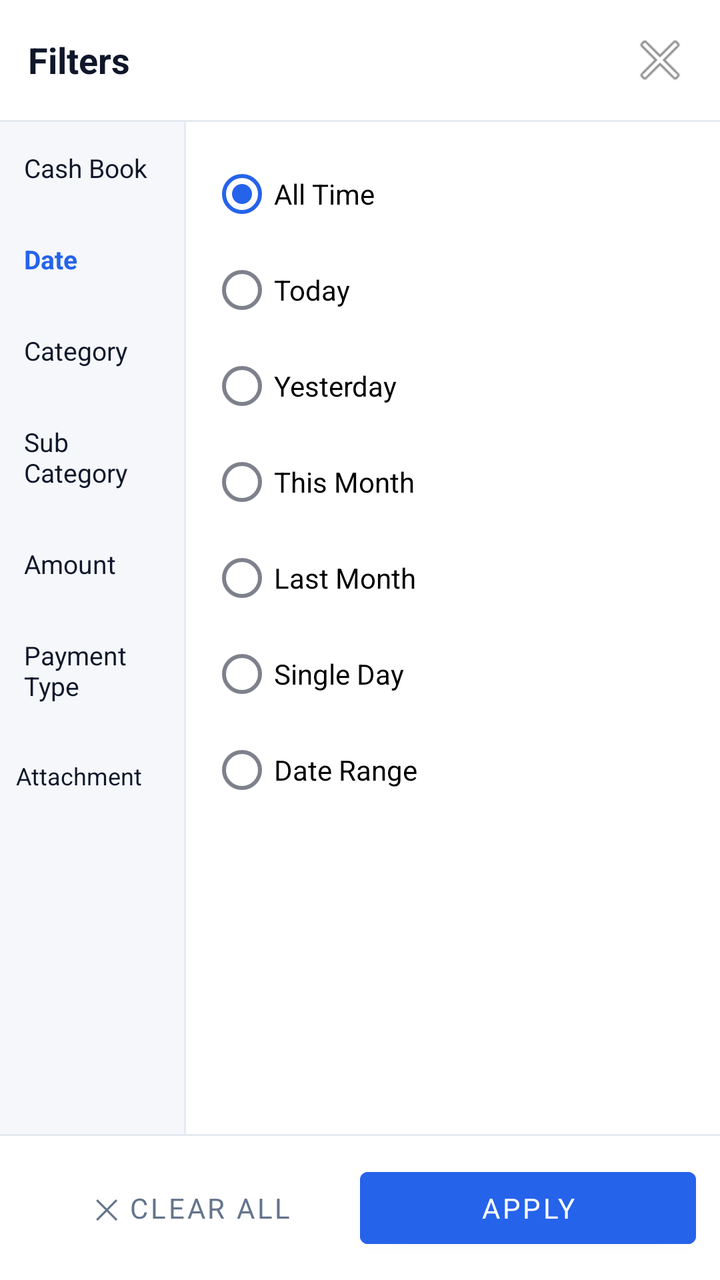
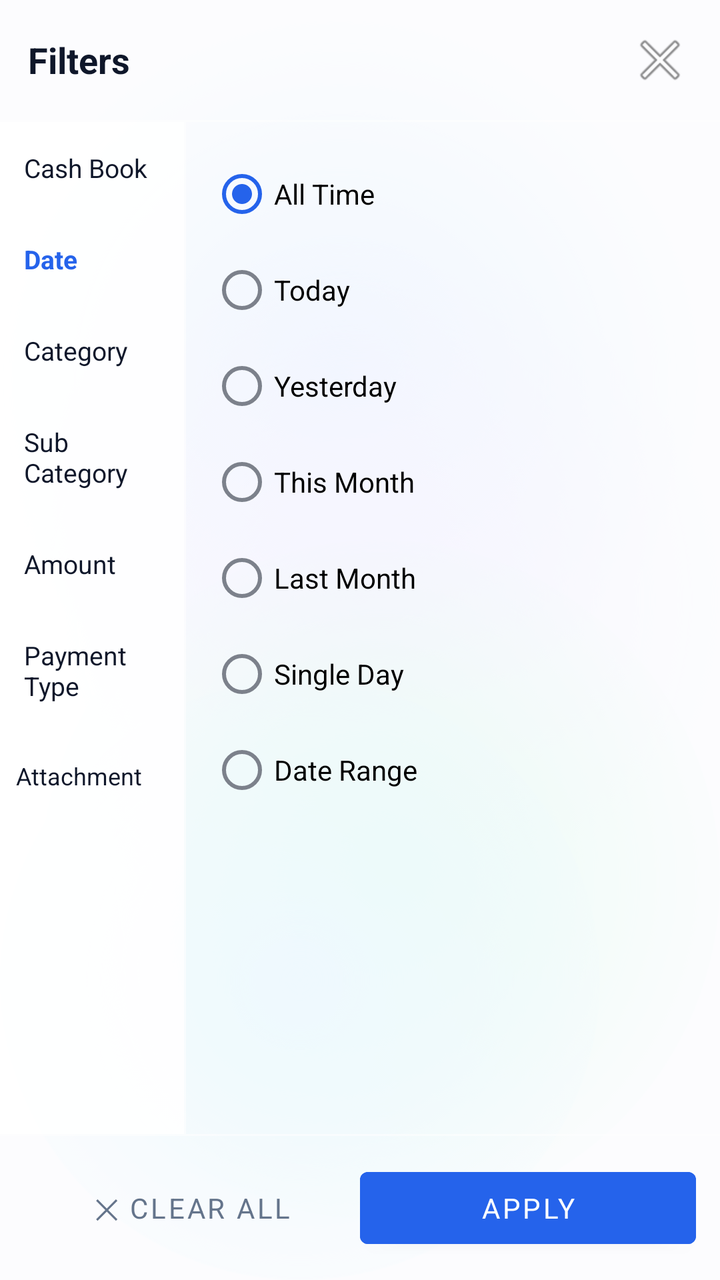

Screens rendered from an Android XML layout before and after an edit, with the pre-edit source and the edit as a unified diff.
<!-- AndroidManifest.xml: application theme Theme.ExpenseOS -->
<!-- res/layout/dialog_transaction_filter.xml -->
<?xml version="1.0" encoding="utf-8"?>
<LinearLayout xmlns:android="http://schemas.android.com/apk/res/android"
    android:layout_width="match_parent"
    android:layout_height="match_parent"
    android:background="@color/bg_card"
    android:orientation="vertical">

    
    <LinearLayout
        android:layout_width="match_parent"
        android:layout_height="wrap_content"
        android:gravity="center_vertical"
        android:padding="14dp">

        <TextView
            android:id="@+id/dialogTitle"
            android:layout_width="0dp"
            android:layout_height="wrap_content"
            android:layout_weight="1"
            android:text="Filters"
            android:textColor="@color/text"
            android:textSize="18sp"
            android:textStyle="bold" />

        <ImageButton
            android:id="@+id/btnFilterClose"
            android:layout_width="32dp"
            android:layout_height="32dp"
            android:background="?attr/selectableItemBackgroundBorderless"
            android:contentDescription="Close"
            android:src="@android:drawable/ic_menu_close_clear_cancel" />
    </LinearLayout>

    <View
        android:layout_width="match_parent"
        android:layout_height="1dp"
        android:background="@color/border" />

    
    <LinearLayout
        android:layout_width="match_parent"
        android:layout_height="0dp"
        android:layout_weight="1"
        android:orientation="horizontal">

        
        <LinearLayout
            android:id="@+id/tabListContainer"
            android:layout_width="92dp"
            android:layout_height="match_parent"
            android:background="@color/bg"
            android:orientation="vertical">

            <TextView
                android:id="@+id/tabCashBook"
                android:layout_width="match_parent"
                android:layout_height="wrap_content"
                android:paddingHorizontal="12dp"
                android:paddingVertical="14dp"
                android:text="Cash Book"
                android:textColor="@color/text"
                android:textSize="13sp" />

            <TextView
                android:id="@+id/tabDate"
                android:layout_width="match_parent"
                android:layout_height="wrap_content"
                android:paddingHorizontal="12dp"
                android:paddingVertical="14dp"
                android:text="Date"
                android:textColor="@color/primary"
                android:textSize="13sp"
                android:textStyle="bold" />

            <TextView
                android:id="@+id/tabCategory"
                android:layout_width="match_parent"
                android:layout_height="wrap_content"
                android:paddingHorizontal="12dp"
                android:paddingVertical="14dp"
                android:text="Category"
                android:textColor="@color/text"
                android:textSize="13sp" />

            <TextView
                android:id="@+id/tabSubCategory"
                android:layout_width="match_parent"
                android:layout_height="wrap_content"
                android:paddingHorizontal="12dp"
                android:paddingVertical="14dp"
                android:text="Sub Category"
                android:textColor="@color/text"
                android:textSize="13sp" />

            <TextView
                android:id="@+id/tabAmount"
                android:layout_width="match_parent"
                android:layout_height="wrap_content"
                android:paddingHorizontal="12dp"
                android:paddingVertical="14dp"
                android:text="Amount"
                android:textColor="@color/text"
                android:textSize="13sp" />

            <TextView
                android:id="@+id/tabPaymentType"
                android:layout_width="match_parent"
                android:layout_height="wrap_content"
                android:paddingHorizontal="12dp"
                android:paddingVertical="14dp"
                android:text="Payment Type"
                android:textColor="@color/text"
                android:textSize="13sp" />

            <TextView
                android:id="@+id/tabAttachment"
                android:layout_width="match_parent"
                android:layout_height="wrap_content"
                android:paddingHorizontal="8dp"
                android:paddingVertical="14dp"
                android:text="Attachment"
                android:textColor="@color/text"
                android:textSize="12sp"
                android:hyphenationFrequency="normal" />
        </LinearLayout>

        <View
            android:id="@+id/dividerTabs"
            android:layout_width="1dp"
            android:layout_height="match_parent"
            android:background="@color/border" />

        
        <FrameLayout
            android:layout_width="0dp"
            android:layout_height="match_parent"
            android:layout_weight="1">

            
            <ScrollView
                android:id="@+id/panelCashBook"
                android:layout_width="match_parent"
                android:layout_height="match_parent"
                android:visibility="gone">

                <LinearLayout
                    android:id="@+id/cashBookContainer"
                    android:layout_width="match_parent"
                    android:layout_height="wrap_content"
                    android:orientation="vertical"
                    android:padding="12dp" />
            </ScrollView>

            
            <ScrollView
                android:id="@+id/panelDate"
                android:layout_width="match_parent"
                android:layout_height="match_parent"
                android:visibility="visible">

                <LinearLayout
                    android:layout_width="match_parent"
                    android:layout_height="wrap_content"
                    android:orientation="vertical"
                    android:padding="12dp">

                    <RadioGroup
                        android:id="@+id/rgDatePreset"
                        android:layout_width="match_parent"
                        android:layout_height="wrap_content">

                        <RadioButton
                            android:id="@+id/rbAllTime"
                            android:layout_width="match_parent"
                            android:layout_height="wrap_content"
                            android:paddingVertical="8dp"
                            android:text="All Time"
                            android:checked="true" />

                        <RadioButton
                            android:id="@+id/rbToday"
                            android:layout_width="match_parent"
                            android:layout_height="wrap_content"
                            android:paddingVertical="8dp"
                            android:text="Today" />

                        <RadioButton
                            android:id="@+id/rbYesterday"
                            android:layout_width="match_parent"
                            android:layout_height="wrap_content"
                            android:paddingVertical="8dp"
                            android:text="Yesterday" />

                        <RadioButton
                            android:id="@+id/rbThisMonth"
                            android:layout_width="match_parent"
                            android:layout_height="wrap_content"
                            android:paddingVertical="8dp"
                            android:text="This Month" />

                        <RadioButton
                            android:id="@+id/rbLastMonth"
                            android:layout_width="match_parent"
                            android:layout_height="wrap_content"
                            android:paddingVertical="8dp"
                            android:text="Last Month" />

                        <RadioButton
                            android:id="@+id/rbSingleDay"
                            android:layout_width="match_parent"
                            android:layout_height="wrap_content"
                            android:paddingVertical="8dp"
                            android:text="Single Day" />

                        <RadioButton
                            android:id="@+id/rbDateRange"
                            android:layout_width="match_parent"
                            android:layout_height="wrap_content"
                            android:paddingVertical="8dp"
                            android:text="Date Range" />
                    </RadioGroup>

                    <LinearLayout
                        android:id="@+id/layoutSingleDay"
                        android:layout_width="match_parent"
                        android:layout_height="wrap_content"
                        android:layout_marginTop="10dp"
                        android:orientation="vertical"
                        android:visibility="gone">

                        <EditText
                            android:id="@+id/etSingleDay"
                            android:layout_width="match_parent"
                            android:layout_height="wrap_content"
                            android:focusable="false"
                            android:hint="Select date"
                            android:inputType="none" />
                    </LinearLayout>

                    <LinearLayout
                        android:id="@+id/layoutDateRange"
                        android:layout_width="match_parent"
                        android:layout_height="wrap_content"
                        android:layout_marginTop="10dp"
                        android:orientation="vertical"
                        android:visibility="gone">

                        <EditText
                            android:id="@+id/etDateFrom"
                            android:layout_width="match_parent"
                            android:layout_height="wrap_content"
                            android:layout_marginBottom="8dp"
                            android:focusable="false"
                            android:hint="From date"
                            android:inputType="none" />

                        <EditText
                            android:id="@+id/etDateTo"
                            android:layout_width="match_parent"
                            android:layout_height="wrap_content"
                            android:focusable="false"
                            android:hint="To date"
                            android:inputType="none" />
                    </LinearLayout>
                </LinearLayout>
            </ScrollView>

            
            <ScrollView
                android:id="@+id/panelCategory"
                android:layout_width="match_parent"
                android:layout_height="match_parent"
                android:visibility="gone">

                <LinearLayout
                    android:layout_width="match_parent"
                    android:layout_height="wrap_content"
                    android:orientation="vertical">

                    <CheckBox
                        android:id="@+id/cbSelectAllCategory"
                        android:layout_width="match_parent"
                        android:layout_height="wrap_content"
                        android:paddingHorizontal="12dp"
                        android:paddingTop="12dp"
                        android:paddingBottom="8dp"
                        android:text="Select All"
                        android:textColor="@color/primary"
                        android:textStyle="bold" />

                    <View
                        android:layout_width="match_parent"
                        android:layout_height="1dp"
                        android:layout_marginHorizontal="12dp"
                        android:layout_marginBottom="4dp"
                        android:background="@color/border" />

                    <LinearLayout
                        android:id="@+id/categoryContainer"
                        android:layout_width="match_parent"
                        android:layout_height="wrap_content"
                        android:orientation="vertical"
                        android:paddingHorizontal="12dp"
                        android:paddingBottom="12dp" />
                </LinearLayout>
            </ScrollView>

            
            <ScrollView
                android:id="@+id/panelSubCategory"
                android:layout_width="match_parent"
                android:layout_height="match_parent"
                android:visibility="gone">

                <LinearLayout
                    android:layout_width="match_parent"
                    android:layout_height="wrap_content"
                    android:orientation="vertical">

                    <CheckBox
                        android:id="@+id/cbSelectAllSubCategory"
                        android:layout_width="match_parent"
                        android:layout_height="wrap_content"
                        android:paddingHorizontal="12dp"
                        android:paddingTop="12dp"
                        android:paddingBottom="8dp"
                        android:text="Select All"
                        android:textColor="@color/primary"
                        android:textStyle="bold" />

                    <View
                        android:layout_width="match_parent"
                        android:layout_height="1dp"
                        android:layout_marginHorizontal="12dp"
                        android:layout_marginBottom="4dp"
                        android:background="@color/border" />

                    <LinearLayout
                        android:id="@+id/subCategoryContainer"
                        android:layout_width="match_parent"
                        android:layout_height="wrap_content"
                        android:orientation="vertical"
                        android:paddingHorizontal="12dp"
                        android:paddingBottom="12dp" />
                </LinearLayout>
            </ScrollView>

            
            <ScrollView
                android:id="@+id/panelPaymentType"
                android:layout_width="match_parent"
                android:layout_height="match_parent"
                android:visibility="gone">

                <LinearLayout
                    android:layout_width="match_parent"
                    android:layout_height="wrap_content"
                    android:orientation="vertical">

                    <CheckBox
                        android:id="@+id/cbSelectAllPaymentType"
                        android:layout_width="match_parent"
                        android:layout_height="wrap_content"
                        android:paddingHorizontal="12dp"
                        android:paddingTop="12dp"
                        android:paddingBottom="8dp"
                        android:text="Select All"
                        android:textColor="@color/primary"
                        android:textStyle="bold" />

                    <View
                        android:layout_width="match_parent"
                        android:layout_height="1dp"
                        android:layout_marginHorizontal="12dp"
                        android:layout_marginBottom="4dp"
                        android:background="@color/border" />

                    <LinearLayout
                        android:id="@+id/paymentTypeContainer"
                        android:layout_width="match_parent"
                        android:layout_height="wrap_content"
                        android:orientation="vertical"
                        android:paddingHorizontal="12dp"
                        android:paddingBottom="12dp" />
                </LinearLayout>
            </ScrollView>

            
            <ScrollView
                android:id="@+id/panelAmount"
                android:layout_width="match_parent"
                android:layout_height="match_parent"
                android:visibility="gone">

                <LinearLayout
                    android:layout_width="match_parent"
                    android:layout_height="wrap_content"
                    android:orientation="vertical"
                    android:padding="12dp">

                    <TextView
                        android:layout_width="wrap_content"
                        android:layout_height="wrap_content"
                        android:layout_marginBottom="6dp"
                        android:text="Amount"
                        android:textColor="@color/text_muted"
                        android:textSize="12sp" />

                    <LinearLayout
                        android:layout_width="match_parent"
                        android:layout_height="wrap_content"
                        android:gravity="center_vertical"
                        android:orientation="horizontal">

                        <Spinner
                            android:id="@+id/spAmountOp1"
                            android:layout_width="wrap_content"
                            android:layout_height="wrap_content" />

                        <EditText
                            android:id="@+id/etAmount1"
                            android:layout_width="0dp"
                            android:layout_height="wrap_content"
                            android:layout_marginStart="8dp"
                            android:layout_weight="1"
                            android:hint="Amount"
                            android:inputType="numberDecimal" />
                    </LinearLayout>

                    <TextView
                        android:layout_width="wrap_content"
                        android:layout_height="wrap_content"
                        android:layout_marginVertical="8dp"
                        android:text="AND"
                        android:textColor="@color/text_muted"
                        android:textSize="12sp" />

                    <LinearLayout
                        android:layout_width="match_parent"
                        android:layout_height="wrap_content"
                        android:gravity="center_vertical"
                        android:orientation="horizontal">

                        <Spinner
                            android:id="@+id/spAmountOp2"
                            android:layout_width="wrap_content"
                            android:layout_height="wrap_content" />

                        <EditText
                            android:id="@+id/etAmount2"
                            android:layout_width="0dp"
                            android:layout_height="wrap_content"
                            android:layout_marginStart="8dp"
                            android:layout_weight="1"
                            android:enabled="false"
                            android:hint="Range end"
                            android:inputType="numberDecimal" />
                    </LinearLayout>

                    <TextView
                        android:layout_width="match_parent"
                        android:layout_height="wrap_content"
                        android:layout_marginTop="10dp"
                        android:text="Example: &gt;=10 AND &lt;=50 → amounts between 10 and 50"
                        android:textColor="@color/text_muted"
                        android:textSize="11sp" />
                </LinearLayout>
            </ScrollView>

            
            <ScrollView
                android:id="@+id/panelAttachment"
                android:layout_width="match_parent"
                android:layout_height="match_parent"
                android:visibility="gone">

                <RadioGroup
                    android:id="@+id/rgAttachment"
                    android:layout_width="match_parent"
                    android:layout_height="wrap_content"
                    android:orientation="vertical"
                    android:padding="12dp">

                    <RadioButton
                        android:id="@+id/rbAttachmentAll"
                        android:layout_width="match_parent"
                        android:layout_height="wrap_content"
                        android:checked="true"
                        android:paddingVertical="10dp"
                        android:text="All" />

                    <RadioButton
                        android:id="@+id/rbAttachmentYes"
                        android:layout_width="match_parent"
                        android:layout_height="wrap_content"
                        android:paddingVertical="10dp"
                        android:text="With attachment" />

                    <RadioButton
                        android:id="@+id/rbAttachmentNo"
                        android:layout_width="match_parent"
                        android:layout_height="wrap_content"
                        android:paddingVertical="10dp"
                        android:text="Without attachment" />
                </RadioGroup>
            </ScrollView>
        </FrameLayout>
    </LinearLayout>

    <View
        android:layout_width="match_parent"
        android:layout_height="1dp"
        android:background="@color/border" />

    
    <LinearLayout
        android:layout_width="match_parent"
        android:layout_height="wrap_content"
        android:padding="12dp">

        <Button
            android:id="@+id/btnClearAll"
            style="@style/Widget.MaterialComponents.Button.TextButton"
            android:layout_width="0dp"
            android:layout_height="wrap_content"
            android:layout_weight="1"
            android:text="✕ Clear All"
            android:textColor="@color/text_muted" />

        <Button
            android:id="@+id/btnApplyFilter"
            android:layout_width="0dp"
            android:layout_height="wrap_content"
            android:layout_weight="1"
            android:backgroundTint="@color/primary"
            android:text="APPLY"
            android:textColor="@android:color/white" />
    </LinearLayout>
</LinearLayout>
<!-- resources referenced by this layout -->
<resources>
  <color name="bg">#F5F7FB</color>
  <color name="bg_card">#FFFFFF</color>
  <color name="border">#E5EAF2</color>
  <style name="Theme.ExpenseOS" parent="Theme.MaterialComponents.DayNight.NoActionBar">
          <item name="colorPrimary">@color/primary</item>
          <item name="colorPrimaryVariant">@color/primary_dark</item>
          <item name="colorPrimaryDark">@color/primary_dark</item>
          <item name="colorOnPrimary">@color/on_primary</item>
          <item name="colorSecondary">@color/secondary</item>
          <item name="colorSecondaryVariant">@color/secondary_dark</item>
          <item name="colorOnSecondary">@color/on_primary</item>
          <item name="colorAccent">@color/primary</item>
          <item name="colorSurface">@color/surface</item>
          <item name="colorOnSurface">@color/text</item>
          <item name="colorOnBackground">@color/text</item>
          <item name="colorError">@color/danger</item>
          <item name="android:colorBackground">@color/bg</item>
          <item name="android:windowBackground">@color/bg</item>
  
          <item name="android:textColorPrimary">@color/text</item>
          <item name="android:textColorSecondary">@color/text_muted</item>
          <item name="android:textColorHint">@color/text_hint</item>
          <item name="android:fontFamily">sans-serif</item>
          <item name="fontFamily">sans-serif</item>
  
          
          <item name="android:statusBarColor">@color/bg</item>
          <item name="android:navigationBarColor">@color/nav_bg</item>
          <item name="android:windowLightStatusBar">true</item>
          <item name="android:windowLightNavigationBar" tools:targetApi="o_mr1">true</item>
          <item name="android:forceDarkAllowed" tools:targetApi="q">false</item>
  
          
          <item name="editTextStyle">@style/Widget.ExpenseOS.EditText</item>
          <item name="materialAlertDialogTheme">@style/ThemeOverlay.ExpenseOS.Dialog</item>
          <item name="bottomSheetDialogTheme">@style/ThemeOverlay.ExpenseOS.BottomSheet</item>
          <item name="materialTimePickerTheme">@style/ThemeOverlay.ExpenseOS.TimePicker</item>
          <item name="android:windowAnimationStyle">@style/Animation.ExpenseOS.Window</item>
          <item name="android:windowActivityTransitions">true</item>
          <item name="android:windowContentTransitions">true</item>
      </style>
  <color name="surface">#FFFFFF</color>
  <color name="nav_bg">#FFFFFF</color>
  <!-- unchanged entries left out for length: 19 -->
</resources>

<!-- the commit's change to res/layout/dialog_transaction_filter.xml (unified diff, before → after) -->
@@ -48,7 +48,7 @@
             android:id="@+id/tabListContainer"
             android:layout_width="92dp"
             android:layout_height="match_parent"
-            android:background="@color/bg"
+            android:background="@color/glass_fill_strong"
             android:orientation="vertical">
 
             <TextView
<!-- resource entries referenced after the edit -->
@@ -1,8 +1,63 @@
 <!-- resources referenced by this layout -->
 <resources>
-  <color name="bg">#F5F7FB</color>
-  <color name="bg_card">#FFFFFF</color>
-  <color name="border">#E5EAF2</color>
+  <color name="bg">#F2F5FB</color>
+  <!-- drawable aurora_bg (drawable) -->
+  <?xml version="1.0" encoding="utf-8"?>
+  <layer-list xmlns:android="http://schemas.android.com/apk/res/android">
+      <item android:drawable="@color/aurora_base" />
+      <item android:width="380dp" android:height="380dp"
+          android:gravity="top|end"
+          android:drawable="@drawable/aurora_blob_blue" />
+      <item android:width="360dp" android:height="360dp"
+          android:gravity="start" android:top="120dp"
+          android:drawable="@drawable/aurora_blob_violet" />
+      <item android:width="340dp" android:height="340dp"
+          android:gravity="bottom|end" android:bottom="30dp"
+          android:drawable="@drawable/aurora_blob_mint" />
+      <item android:width="300dp" android:height="300dp"
+          android:gravity="bottom|start"
+          android:drawable="@drawable/aurora_blob_sky" />
+  </layer-list>
+  <color name="aurora_base">#F2F5FB</color>
+  <!-- drawable aurora_blob_blue (drawable) -->
+  <?xml version="1.0" encoding="utf-8"?>
+  <shape xmlns:android="http://schemas.android.com/apk/res/android" android:shape="oval">
+      <gradient
+          android:type="radial"
+          android:gradientRadius="180dp"
+          android:startColor="#BFDBFE"
+          android:endColor="#00BFDBFE" />
+  </shape>
+  <!-- drawable aurora_blob_violet (drawable) -->
+  <?xml version="1.0" encoding="utf-8"?>
+  <shape xmlns:android="http://schemas.android.com/apk/res/android" android:shape="oval">
+      <gradient
+          android:type="radial"
+          android:gradientRadius="180dp"
+          android:startColor="#DDD6FE"
+          android:endColor="#00DDD6FE" />
+  </shape>
+  <!-- drawable aurora_blob_mint (drawable) -->
+  <?xml version="1.0" encoding="utf-8"?>
+  <shape xmlns:android="http://schemas.android.com/apk/res/android" android:shape="oval">
+      <gradient
+          android:type="radial"
+          android:gradientRadius="180dp"
+          android:startColor="#A7F3D0"
+          android:endColor="#00A7F3D0" />
+  </shape>
+  <!-- drawable aurora_blob_sky (drawable) -->
+  <?xml version="1.0" encoding="utf-8"?>
+  <shape xmlns:android="http://schemas.android.com/apk/res/android" android:shape="oval">
+      <gradient
+          android:type="radial"
+          android:gradientRadius="180dp"
+          android:startColor="#BAE6FD"
+          android:endColor="#00BAE6FD" />
+  </shape>
+  <color name="bg_card">#C2FFFFFF</color>
+  <color name="border">#8CFFFFFF</color>
+  <color name="glass_fill_strong">#E6FFFFFF</color>
   <style name="Theme.ExpenseOS" parent="Theme.MaterialComponents.DayNight.NoActionBar">
           <item name="colorPrimary">@color/primary</item>
           <item name="colorPrimaryVariant">@color/primary_dark</item>
@@ -17,7 +72,7 @@
           <item name="colorOnBackground">@color/text</item>
           <item name="colorError">@color/danger</item>
           <item name="android:colorBackground">@color/bg</item>
-          <item name="android:windowBackground">@color/bg</item>
+          <item name="android:windowBackground">@drawable/aurora_bg</item>
   
           <item name="android:textColorPrimary">@color/text</item>
           <item name="android:textColorSecondary">@color/text_muted</item>
@@ -26,8 +81,8 @@
           <item name="fontFamily">sans-serif</item>
   
           
-          <item name="android:statusBarColor">@color/bg</item>
-          <item name="android:navigationBarColor">@color/nav_bg</item>
+          <item name="android:statusBarColor">@android:color/transparent</item>
+          <item name="android:navigationBarColor">@android:color/transparent</item>
           <item name="android:windowLightStatusBar">true</item>
           <item name="android:windowLightNavigationBar" tools:targetApi="o_mr1">true</item>
           <item name="android:forceDarkAllowed" tools:targetApi="q">false</item>
@@ -41,8 +96,7 @@
           <item name="android:windowActivityTransitions">true</item>
           <item name="android:windowContentTransitions">true</item>
       </style>
-  <color name="surface">#FFFFFF</color>
-  <color name="nav_bg">#FFFFFF</color>
+  <color name="surface">#E9FFFFFF</color>
   <!-- unchanged entries left out for length: 19 -->
 </resources>
 
